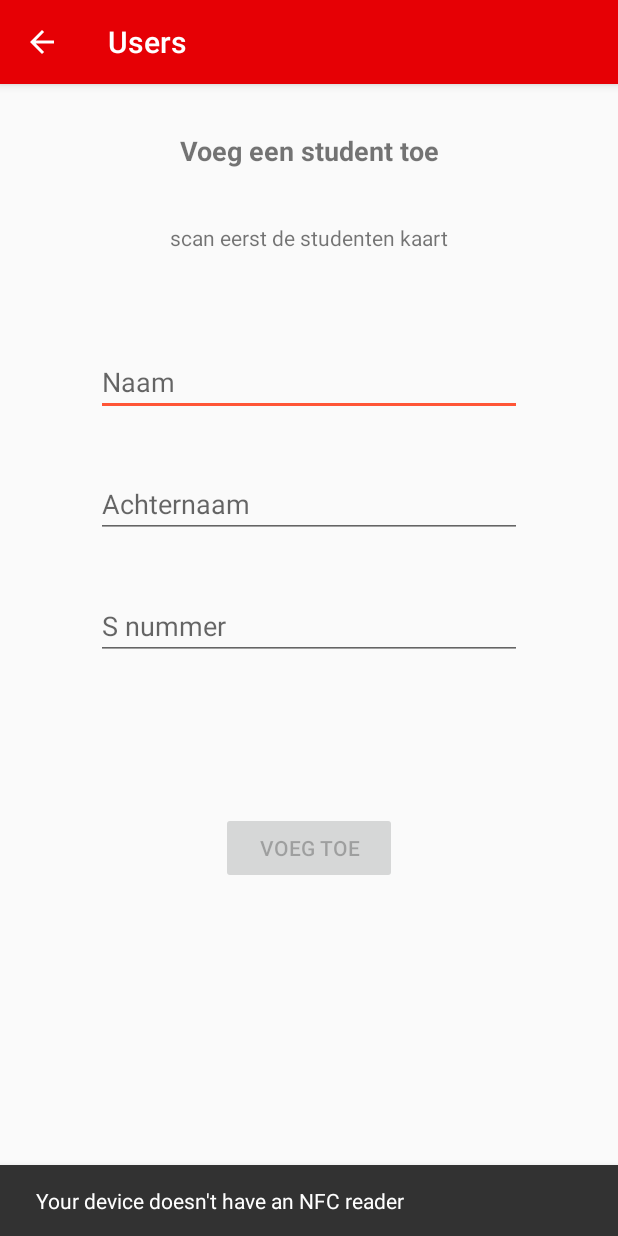
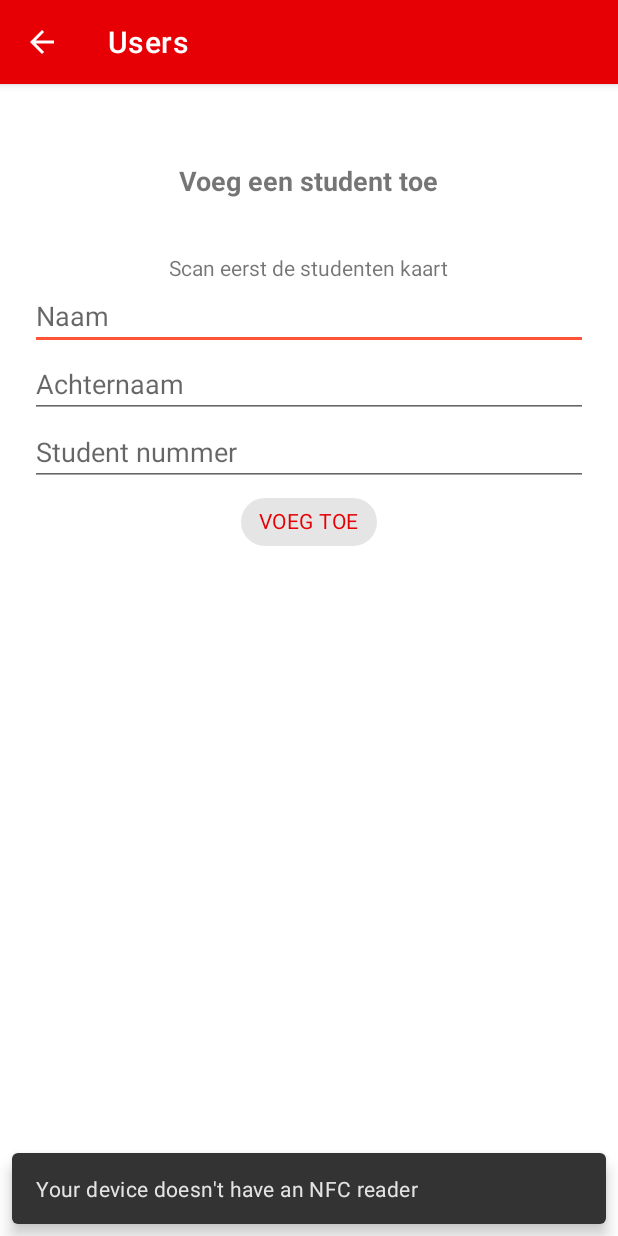
Before and after one commit to mnirm/AppOfTheYear, an Android app: the AddUserActivity screen opened directly, with no data from a screen before it, on a phone screen of 412 x 824 dp. Run offline under Robolectric (Android 15) with nearby library versions, the phone set to English and light mode, and no system bars; our stand-ins replace Room's generated code.

Commit message:
Refactored to androidX

```diff
--- a/app/src/main/java/jarno/oussama/com/examenmonitor/AddUserActivity.java
+++ b/app/src/main/java/jarno/oussama/com/examenmonitor/AddUserActivity.java
@@ -5,8 +5,8 @@ import android.content.Intent;
 import android.nfc.NfcAdapter;
 import android.os.Bundle;
 import android.provider.Settings;
-import android.support.design.widget.Snackbar;
-import android.support.v7.app.AppCompatActivity;
+import com.google.android.material.snackbar.Snackbar;
+import androidx.appcompat.app.AppCompatActivity;
 import android.view.View;
 import android.widget.Button;
 import android.widget.EditText;
--- a/app/src/main/java/jarno/oussama/com/examenmonitor/Database/StudentDatabase.java
+++ b/app/src/main/java/jarno/oussama/com/examenmonitor/Database/StudentDatabase.java
@@ -1,8 +1,8 @@
 package jarno.oussama.com.examenmonitor.Database;
 
-import android.arch.persistence.room.Database;
-import android.arch.persistence.room.Room;
-import android.arch.persistence.room.RoomDatabase;
+import androidx.room.Database;
+import androidx.room.Room;
+import androidx.room.RoomDatabase;
 import android.content.Context;
 
 @Database(entities = {Student.class},version = 5)
--- a/app/src/main/java/jarno/oussama/com/examenmonitor/MainActivity.java
+++ b/app/src/main/java/jarno/oussama/com/examenmonitor/MainActivity.java
@@ -2,7 +2,7 @@ package jarno.oussama.com.examenmonitor;
 
 import android.content.Intent;
 import android.os.Bundle;
-import android.support.v7.app.AppCompatActivity;
+import androidx.appcompat.app.AppCompatActivity;
 import android.view.View;
 
 public class MainActivity extends AppCompatActivity {
--- a/app/src/main/java/jarno/oussama/com/examenmonitor/StudentListAdapter.java
+++ b/app/src/main/java/jarno/oussama/com/examenmonitor/StudentListAdapter.java
@@ -1,7 +1,7 @@
 package jarno.oussama.com.examenmonitor;
 
-import android.support.annotation.NonNull;
-import android.support.v7.widget.RecyclerView;
+import androidx.annotation.NonNull;
+import androidx.recyclerview.widget.RecyclerView;
 import android.view.LayoutInflater;
 import android.view.View;
 import android.view.ViewGroup;
--- a/app/src/main/res/layout/activity_add_user.xml
+++ b/app/src/main/res/layout/activity_add_user.xml
@@ -1,18 +1,19 @@
 <?xml version="1.0" encoding="utf-8"?>
-<android.support.design.widget.CoordinatorLayout
+<androidx.appcompat.widget.LinearLayoutCompat
     xmlns:android="http://schemas.android.com/apk/res/android"
     xmlns:app="http://schemas.android.com/apk/res-auto"
     xmlns:tools="http://schemas.android.com/tools"
+    tools:context=".AddUserActivity"
     android:layout_width="match_parent"
-    android:layout_height="match_parent">
-    <android.support.constraint.ConstraintLayout xmlns:android="http://schemas.android.com/apk/res/android"
-        xmlns:app="http://schemas.android.com/apk/res-auto"
-        xmlns:tools="http://schemas.android.com/tools"
+    android:layout_height="match_parent"
+    android:orientation="vertical"
+    android:padding="20dp">
+
+    <LinearLayout
         android:layout_width="match_parent"
-        android:layout_height="match_parent"
-        tools:context=".AddUserActivity"
-        tools:layout_editor_absoluteY="73dp"
-        android:id="@+id/relativeLayout">
+        android:layout_height="wrap_content"
+        android:gravity="center"
+        android:orientation="vertical">
 
         <TextView
             android:id="@+id/textView"
@@ -38,64 +39,33 @@
 
         <EditText
             android:id="@+id/editTextSurname"
-            android:layout_width="0dp"
+            android:layout_width="match_parent"
             android:layout_height="wrap_content"
-            android:layout_marginEnd="64dp"
-            android:layout_marginStart="64dp"
-            android:layout_marginTop="64dp"
-            android:ems="10"
             android:hint="@string/name_placeholder"
-            android:inputType="textPersonName"
-            app:layout_constraintEnd_toEndOf="parent"
-            app:layout_constraintHorizontal_bias="0.497"
-            app:layout_constraintStart_toStartOf="parent"
-            app:layout_constraintTop_toBottomOf="@+id/textViewNfcStatus" />
+            android:inputType="textPersonName" />
 
 
         <EditText
             android:id="@+id/editTextLastname"
-            android:layout_width="0dp"
+            android:layout_width="match_parent"
             android:layout_height="wrap_content"
-            android:layout_marginEnd="64dp"
-            android:layout_marginStart="64dp"
-            android:layout_marginTop="36dp"
-            android:ems="10"
             android:hint="@string/lastname_placeholder"
-            android:inputType="textPersonName"
-            app:layout_constraintEnd_toEndOf="parent"
-            app:layout_constraintHorizontal_bias="0.497"
-            app:layout_constraintStart_toStartOf="parent"
-            app:layout_constraintTop_toBottomOf="@+id/editTextSurname" />
+            android:inputType="textPersonName" />
 
         <EditText
             android:id="@+id/editTextSNummer"
-            android:layout_width="0dp"
+            android:layout_width="match_parent"
             android:layout_height="wrap_content"
-            android:layout_marginEnd="64dp"
-            android:layout_marginStart="64dp"
-            android:layout_marginTop="36dp"
-            android:ems="10"
             android:hint="@string/s_number_placeholder"
-            android:inputType="number"
-            app:layout_constraintEnd_toEndOf="parent"
-            app:layout_constraintHorizontal_bias="0.497"
-            app:layout_constraintStart_toStartOf="parent"
-            app:layout_constraintTop_toBottomOf="@+id/editTextLastname" />
+            android:inputType="number" />
 
-        <Button
+        <com.google.android.material.chip.Chip
             android:id="@+id/buttonAddUser"
-            android:layout_width="117dp"
+            android:layout_width="wrap_content"
             android:layout_height="wrap_content"
-            android:layout_marginBottom="8dp"
-            android:layout_marginTop="8dp"
-            android:enabled="false"
+            android:text="@string/add_user"
             android:onClick="AddUserTtoDB"
-            android:text="@string/add_user"
-            app:layout_constraintBottom_toBottomOf="parent"
-            app:layout_constraintEnd_toEndOf="parent"
-            app:layout_constraintStart_toStartOf="parent"
-            app:layout_constraintTop_toBottomOf="@+id/editTextSNummer"
-            app:layout_constraintVertical_bias="0.292"
-            tools:textColor="@color/colorPrimary" />
-    </android.support.constraint.ConstraintLayout>
-</android.support.design.widget.CoordinatorLayout>
+            android:textColor="@color/colorPrimary"/>
+
+    </LinearLayout>
+</androidx.appcompat.widget.LinearLayoutCompat>
--- a/app/src/main/res/layout/studentlist_item.xml
+++ b/app/src/main/res/layout/studentlist_item.xml
@@ -1,5 +1,5 @@
 <?xml version="1.0" encoding="utf-8"?>
-<android.support.constraint.ConstraintLayout xmlns:android="http://schemas.android.com/apk/res/android"
+<androidx.constraintlayout.widget.ConstraintLayout xmlns:android="http://schemas.android.com/apk/res/android"
     xmlns:app="http://schemas.android.com/apk/res-auto"
     xmlns:tools="http://schemas.android.com/tools"
     android:id="@+id/linearLayout2"
@@ -74,4 +74,4 @@
         app:layout_constraintTop_toBottomOf="@+id/textViewStudentCardId" />
 
 
-</android.support.constraint.ConstraintLayout>
+</androidx.constraintlayout.widget.ConstraintLayout>
--- a/app/src/main/res/values/strings.xml
+++ b/app/src/main/res/values/strings.xml
@@ -5,9 +5,9 @@
     <string name="add_user_title">Voeg een student toe</string>
     <string name="name_placeholder">Naam</string>
     <string name="lastname_placeholder">Achternaam</string>
-    <string name="s_number_placeholder">S nummer</string>
-    <string name="add_user">Voeg Toe</string>
-    <string name="scan_card_first">scan eerst de studenten kaart</string>
+    <string name="s_number_placeholder">Student nummer</string>
+    <string name="add_user">VOEG TOE</string>
+    <string name="scan_card_first">Scan eerst de studenten kaart</string>
     <string name="button_add_user">Add user</string>
     <string name="label_add_user">Users</string>
     <string name="add_user_subtext">Voeg een student toe</string>
--- a/app/src/main/res/values/styles.xml
+++ b/app/src/main/res/values/styles.xml
@@ -1,7 +1,7 @@
 <resources>
 
     <!-- Base application theme. -->
-    <style name="AppTheme" parent="Theme.AppCompat.Light.DarkActionBar">
+    <style name="AppTheme" parent="Theme.MaterialComponents.Light.DarkActionBar">
         <!-- Customize your theme here. -->
         <item name="colorPrimary">@color/colorPrimary</item>
         <item name="colorPrimaryDark">@color/colorPrimaryDark</item>
--- a/gradle.properties
+++ b/gradle.properties
@@ -9,6 +9,8 @@
 
 # Specifies the JVM arguments used for the daemon process.
 # The setting is particularly useful for tweaking memory settings.
+android.enableJetifier=true
+android.useAndroidX=true
 org.gradle.jvmargs=-Xmx1536m
 
 # When configured, Gradle will run in incubating parallel mode.
```
Also changed, not shown: app/build.gradle (+12 -10 lines), app/src/main/java/jarno/oussama/com/examenmonitor/Database/Student.java (+5 -5 lines), app/src/main/java/jarno/oussama/com/examenmonitor/Database/StudentDao.java (+4 -4 lines), app/src/main/java/jarno/oussama/com/examenmonitor/StudentsListActivity.java (+5 -5 lines), app/src/main/res/layout/activity_main.xml (+4 -4 lines), app/src/main/res/layout/activity_students_list.xml (+6 -6 lines), app/src/main/res/layout/content_students_list.xml (+4 -4 lines), 1 other file.
